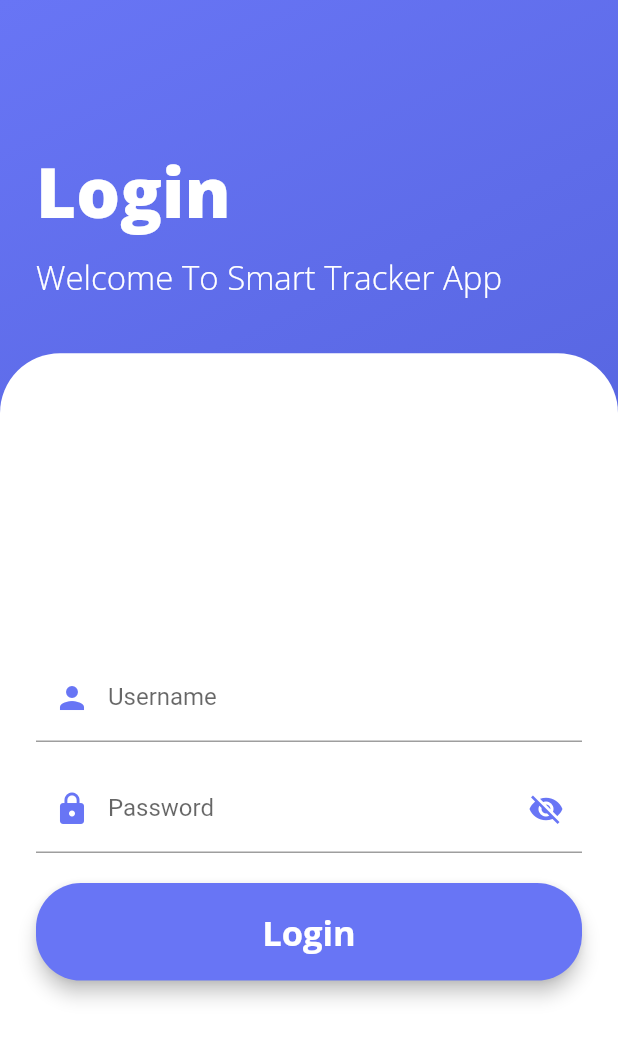
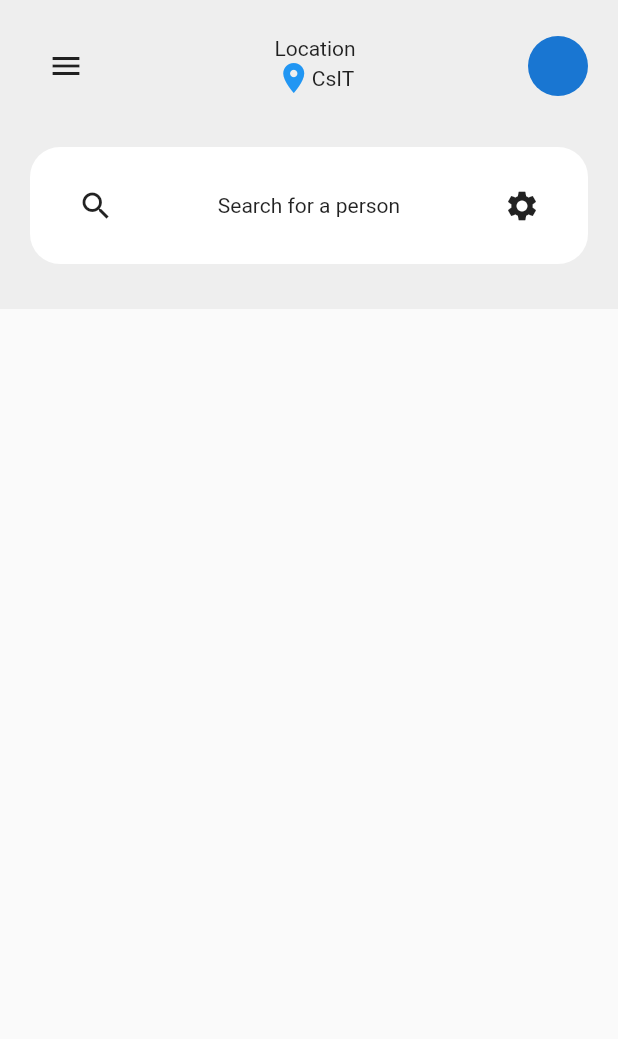
Before and after one commit to Gruce/graduation-recognition, a Flutter app: the screen it shows after launch, after a tap on "Login", on a phone screen of 412 x 824 dp. Shown: the top 1039 px of the screen. Run offline on Flutter 3.47's test engine with Material 2 defaults, Android fonts, the phone set to English and light mode, and no system bars; our stand-ins replace google_fonts, shimmer.

Commit message:
appbar
first step of home page

```diff
--- a/Core/MobApp/lib/main.dart
+++ b/Core/MobApp/lib/main.dart
@@ -1,6 +1,9 @@
 import 'package:flutter/material.dart';
+import 'package:graduaiton_app/screens/home_page/main.dart';
 import 'package:graduaiton_app/screens/login_screen.dart';
 import 'package:graduaiton_app/screens/splash_screen.dart';
+
+
 
 void main() {
   runApp(const MyApp());
@@ -17,9 +20,11 @@ class MyApp extends StatelessWidget {
       debugShowCheckedModeBanner: false,
       theme: ThemeData(
         primarySwatch: Colors.blue,
+        textTheme: Theme.of(context).textTheme.apply(displayColor: Color(0xFF222B45)),
         // fontFamily: "Pacifico",
       ),
-      home: const SplashScreen(),
+      home: SplashScreen(),
+      //  home: const SplashScreen(),
     );
   }
 }
--- /dev/null
+++ b/Core/MobApp/lib/screens/home_page/homeScreen.dart
@@ -0,0 +1,65 @@
+// ignore_for_file: file_names
+import 'package:flutter/material.dart';
+
+class HomeScreen extends StatefulWidget {
+  @override
+  _HomeScreenState createState() => _HomeScreenState();
+}
+
+class _HomeScreenState extends State<HomeScreen> {
+  @override
+  Widget build(BuildContext context) {
+    return Container(
+      decoration: BoxDecoration(
+        color: Colors.grey[200],
+      ),
+      child: SingleChildScrollView(
+        child: Column(
+          children: [
+            SizedBox(
+              height: 20,
+            ),
+            Container(
+              margin: EdgeInsets.symmetric(horizontal: 20),
+              child: Row(
+                mainAxisAlignment: MainAxisAlignment.spaceBetween,
+                children: [
+                  IconButton(icon: Icon(Icons.menu), onPressed: () {}),
+                  Column(
+                    children: [
+                      Text('Location'),
+                      Row(
+                        children: [
+                          Icon(
+                            Icons.location_on,
+                            color: Colors.blue,
+                          ),
+                          Text('CsIT'),
+                        ],
+                      ),
+                    ],
+                  ),
+                  CircleAvatar()
+                ],
+              ),
+            ),
+            Container(
+              padding: EdgeInsets.symmetric(horizontal: 20, vertical: 15),
+              margin: EdgeInsets.symmetric(vertical: 30, horizontal: 20),
+              decoration: BoxDecoration(
+                  color: Colors.white, borderRadius: BorderRadius.circular(20)),
+              child: Row(
+                mainAxisAlignment: MainAxisAlignment.spaceBetween,
+                children: [
+                  IconButton(icon: Icon(Icons.search), onPressed: () {}),
+                  Text('Search for a person'),
+                  IconButton(icon: Icon(Icons.settings), onPressed: () {}),
+                ],
+              ),
+            ),
+          ],
+        ),
+      ),
+    );
+  }
+}
--- /dev/null
+++ b/Core/MobApp/lib/screens/home_page/main.dart
@@ -0,0 +1,19 @@
+import 'package:flutter/material.dart';
+import 'homeScreen.dart';
+
+void main() {
+  runApp(MaterialApp(
+    home: HomePage(),
+  ));
+}
+
+class HomePage extends StatelessWidget {
+  @override
+  Widget build(BuildContext context) {
+    return Scaffold(
+      body: Stack(
+        children: [HomeScreen()],
+      ),
+    );
+  }
+}
--- a/Core/MobApp/lib/screens/login_screen.dart
+++ b/Core/MobApp/lib/screens/login_screen.dart
@@ -3,6 +3,7 @@
 import 'package:flutter/material.dart';
 import 'package:graduaiton_app/controllers/login_controller.dart';
 import 'package:google_fonts/google_fonts.dart';
+import 'package:graduaiton_app/screens/home_page/main.dart';
 
 class LoginScreen extends StatefulWidget {
   const LoginScreen({Key? key}) : super(key: key);
@@ -154,7 +155,11 @@ class _LoginScreenState extends State<LoginScreen> {
                             minWidth: MediaQuery.of(context).size.width,
                             padding:
                                 EdgeInsets.fromLTRB(20.0, 15.0, 20.0, 15.0),
-                            onPressed: () {},
+                           onPressed: () {
+            Navigator.push(
+              context,
+              MaterialPageRoute(builder: (context) => HomePage()),
+            );},
                             child: Text(
                               "Login",
                               style: GoogleFonts.openSans(
--- a/Core/MobApp/lib/screens/splash_screen.dart
+++ b/Core/MobApp/lib/screens/splash_screen.dart
@@ -69,7 +69,8 @@ class _SplashScreenState extends State<SplashScreen> {
               baseColor: Color(0xff6875F5),
               highlightColor: Colors.black.withOpacity(.0),
               child: Container(
-                padding: EdgeInsets.all(18.0),
+                margin: EdgeInsets.symmetric(horizontal: 60.0),
+                padding: EdgeInsets.all(20.0),
                 child: Image.asset('STLogo.png',width: 400,
                         height: 250,),
                   //  style: TextStyle(
```
